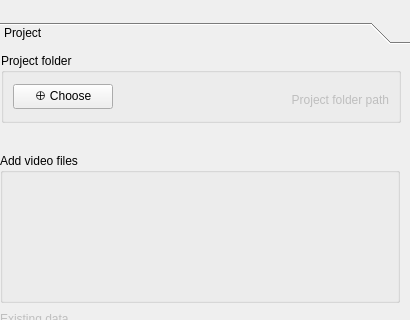
horsto/OCTRON-GUI, file octron/qt_gui/octron.ui: the form before one commit; both pictures show x 0 to 410 and y 119 to 439 of the 410 by 700 pixel window.
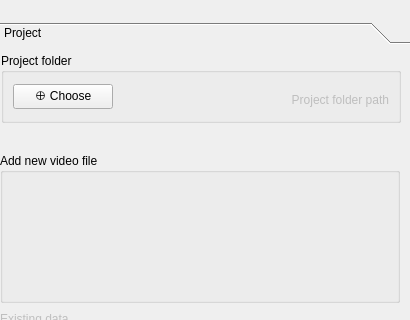
The form after the commit. Icons and pictures are not drawn.

Patch:
```diff
--- a/octron/qt_gui/octron.ui
+++ b/octron/qt_gui/octron.ui
@@ -285,7 +285,7 @@
             </size>
            </property>
            <property name="title">
-            <string>Add video files</string>
+            <string>Add new video file</string>
            </property>
            <layout class="QHBoxLayout" name="horizontalLayout">
             <property name="spacing">
```
